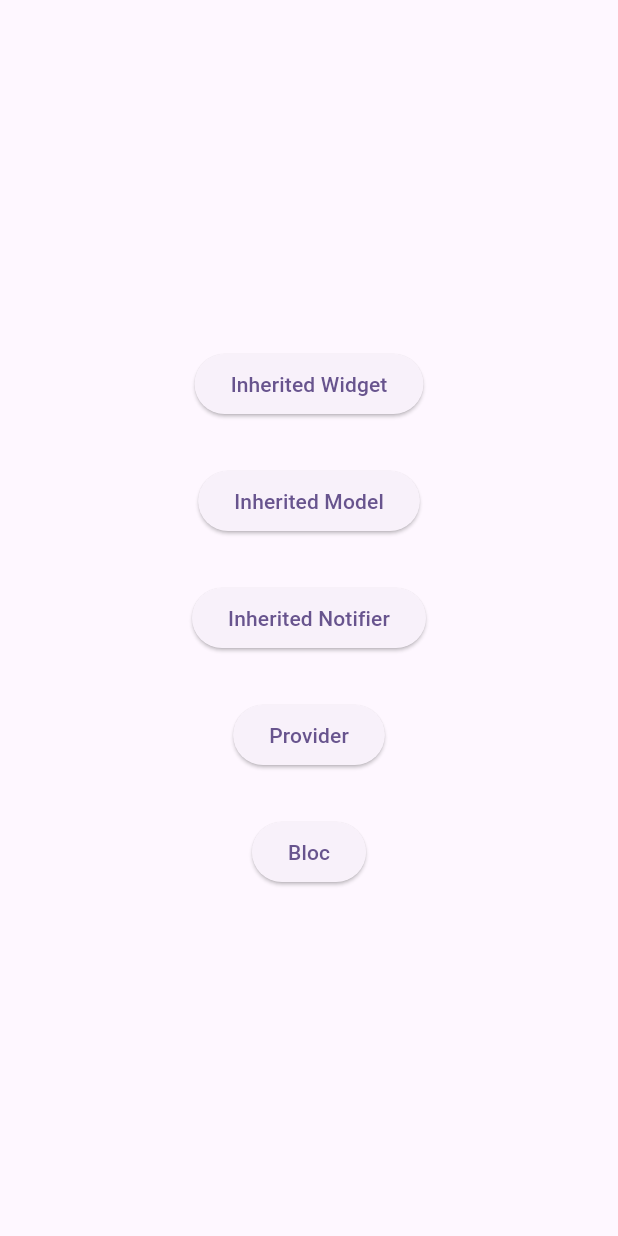
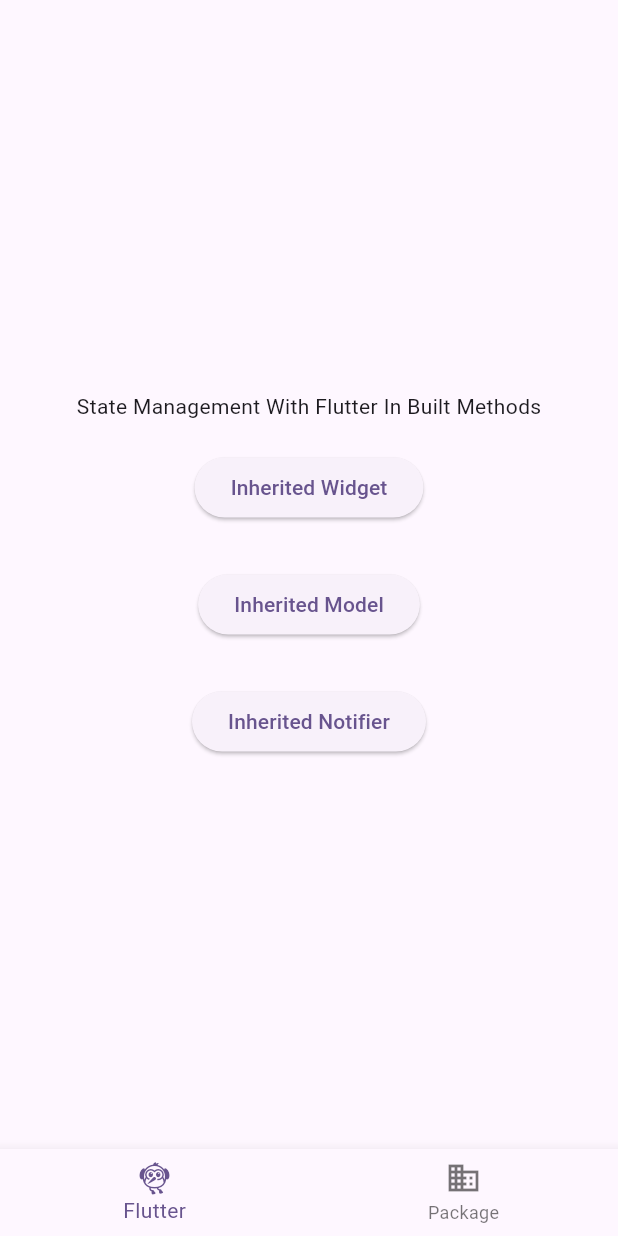
Before and after one commit to gaurishankar007/Flutter-State-Management, a Flutter app: the screen it shows after launch, on a phone screen of 412 x 824 dp. Run offline on Flutter 3.47's test engine with Material 3 defaults, Android fonts, the phone set to English and light mode, and no system bars; our stand-ins replace flutter_bloc, go_router.

Commit message:
feat: routing with go router

```diff
--- a/lib/InheritedWidget/pages/decrease_count.dart
+++ b/lib/InheritedWidget/pages/decrease_count.dart
@@ -10,7 +10,7 @@
   @override
   Widget build(BuildContext context) {
     final inherited = CountInheritedWidget.of(context);
-    log("Count Decreased");
+    log("Count Changed --");
 
     return Column(
       children: [
--- a/lib/InheritedWidget/pages/increase_count.dart
+++ b/lib/InheritedWidget/pages/increase_count.dart
@@ -10,7 +10,7 @@
   @override
   Widget build(BuildContext context) {
     final inherited = CountInheritedWidget.of(context);
-    log("Count Increased");
+    log("Count Changed ++");
 
     return Column(
       children: [
--- a/lib/bloc/bloc/color_event.dart
+++ b/lib/bloc/bloc/color_event.dart
@@ -14,3 +14,5 @@
 
   const SearchColorEvent({required this.queries});
 }
+
+class ResetColorEvent extends ColorEvent {}
--- a/lib/home.dart
+++ /dev/null
@@ -1,64 +0,0 @@
-import 'package:flutter/material.dart';
-
-import 'InheritedModel/pages/inherited_model_page.dart';
-import 'InheritedWidget/pages/inherited_widget_page.dart';
-import 'bloc/pages/bloc_page.dart';
-import 'inheritedNotifier/pages/inherited_notifier_page.dart';
-import 'provider/pages/count_provider_page.dart';
-
-class Home extends StatelessWidget {
-  const Home({super.key});
-
-  @override
-  Widget build(BuildContext context) {
-    return Scaffold(
-      body: SafeArea(
-        child: Column(
-          mainAxisAlignment: MainAxisAlignment.center,
-          children: [
-            const SizedBox(width: double.maxFinite),
-            ElevatedButton(
-              onPressed: () => Navigator.push(
-                context,
-                MaterialPageRoute(builder: (builder) => const InheritedWidgetPage()),
-              ),
-              child: const Text("Inherited Widget"),
-            ),
-            const SizedBox(height: 30),
-            ElevatedButton(
-              onPressed: () => Navigator.push(
-                context,
-                MaterialPageRoute(builder: (builder) => const InheritedModelPage()),
-              ),
-              child: const Text("Inherited Model"),
-            ),
-            const SizedBox(height: 30),
-            ElevatedButton(
-              onPressed: () => Navigator.push(
-                context,
-                MaterialPageRoute(builder: (builder) => const InheritedNotifierPage()),
-              ),
-              child: const Text("Inherited Notifier"),
-            ),
-            const SizedBox(height: 30),
-            ElevatedButton(
-              onPressed: () => Navigator.push(
-                context,
-                MaterialPageRoute(builder: (builder) => const CountProviderPage()),
-              ),
-              child: const Text("Provider"),
-            ),
-            const SizedBox(height: 30),
-            ElevatedButton(
-              onPressed: () => Navigator.push(
-                context,
-                MaterialPageRoute(builder: (builder) => const BlocPage()),
-              ),
-              child: const Text("Bloc"),
-            ),
-          ],
-        ),
-      ),
-    );
-  }
-}
--- a/lib/main.dart
+++ b/lib/main.dart
@@ -2,7 +2,7 @@
 import 'package:flutter_bloc/flutter_bloc.dart';
 
 import 'bloc/bloc/color_bloc.dart';
-import 'home.dart';
+import 'routes/go_router.dart';
 
 void main() {
   runApp(const InheritedApp());
@@ -16,14 +16,14 @@
     return BlocProvider<ColorBloc>(
       lazy: false,
       create: (context) => ColorBloc()..add(LoadColorEvent()),
-      child: MaterialApp(
+      child: MaterialApp.router(
+        debugShowCheckedModeBanner: false,
         title: 'Flutter State Management',
         theme: ThemeData(
           colorScheme: ColorScheme.fromSeed(seedColor: Colors.deepPurple),
           useMaterial3: true,
         ),
-        debugShowCheckedModeBanner: false,
-        home: const Home(),
+        routerConfig: goRouter,
       ),
     );
   }
--- /dev/null
+++ b/lib/routes/go_router.dart
@@ -0,0 +1,99 @@
+import 'package:flutter/material.dart';
+import 'package:go_router/go_router.dart';
+import '../InheritedWidget/pages/inherited_widget_page.dart';
+import '../bloc/pages/bloc_page.dart';
+import '../provider/pages/count_provider_page.dart';
+import 'transition_page.dart';
+import '../screens/flutter_in_built.dart';
+import '../screens/flutter_package.dart';
+import '../screens/home.dart';
+import '../screens/login_dart.dart';
+
+import '../InheritedModel/pages/inherited_model_page.dart';
+import '../inheritedNotifier/pages/inherited_notifier_page.dart';
+
+final GlobalKey<NavigatorState> rootNavigatorKey = GlobalKey<NavigatorState>();
+bool isLoggedIn = false;
+
+GoRouter get goRouter {
+  return GoRouter(
+    navigatorKey: rootNavigatorKey,
+    initialLocation: "/flutter",
+    errorBuilder: (context, state) => errorScreen(state.error.toString()),
+    routes: [
+      ShellRoute(
+        builder: (context, state, child) => Home(child: child),
+        routes: [
+          GoRoute(
+            path: "/flutter",
+            name: "flutter",
+            builder: (context, state) => const FlutterInBuilt(),
+          ),
+          GoRoute(
+            path: "/package",
+            name: "package",
+            builder: (context, state) => const FlutterPackage(),
+          ),
+        ],
+      ),
+      GoRoute(
+        path: "/inheritedWidget/:title",
+        name: "inheritedWidget",
+        builder: (context, state) {
+          final String title = state.pathParameters["title"] ?? "";
+          return InheritedWidgetPage(title: title);
+        },
+      ),
+      GoRoute(
+        path: "/inheritedModel/:title",
+        name: "inheritedModel",
+        builder: (context, state) {
+          final String title = state.pathParameters["title"] ?? "";
+          return InheritedModelPage(title: title);
+        },
+      ),
+      GoRoute(
+        path: "/inheritedNotifier",
+        name: "inheritedNotifier",
+        builder: (context, state) {
+          final String title = state.uri.queryParameters["title"] ?? "";
+          return InheritedNotifierPage(title: title);
+        },
+      ),
+      GoRoute(
+        path: "/provider",
+        name: "provider",
+        builder: (context, state) {
+          final String title = state.uri.queryParameters["title"] ?? "";
+          return CountProviderPage(title: title);
+        },
+        redirect: (context, state) {
+          if (isLoggedIn) return null;
+          return "/login";
+        },
+      ),
+      GoRoute(
+        path: "/bloc",
+        name: "bloc",
+        pageBuilder: (context, state) => transitionPage(
+          child: const BlocPage(),
+          direction: AxisDirection.left,
+        ),
+      ),
+      GoRoute(
+        path: "/login",
+        name: "login",
+        pageBuilder: (context, state) => transitionPage(
+          child: const Login(),
+          direction: AxisDirection.left,
+        ),
+      ),
+    ],
+  );
+}
+
+Widget errorScreen(String error) => Scaffold(
+      body: SafeArea(
+        child: Center(child: Text(error)),
+      ),
+    );
--- /dev/null
+++ b/lib/screens/flutter_in_built.dart
@@ -0,0 +1,46 @@
+import 'package:flutter/material.dart';
+import 'package:go_router/go_router.dart';
+
+class FlutterInBuilt extends StatelessWidget {
+  const FlutterInBuilt({super.key});
+
+  @override
+  Widget build(BuildContext context) {
+    return Scaffold(
+      body: SafeArea(
+        child: Column(
+          mainAxisAlignment: MainAxisAlignment.center,
+          children: [
+            const Text("State Management With Flutter In Built Methods"),
+            const SizedBox(width: double.maxFinite, height: 20),
+
+            /// Push or Push Named will push a location to the page stack
+            ElevatedButton(
+              onPressed: () {
+                String title = "Inherited Widget With Value Notifier";
+                context.push("/inheritedWidget/$title");
+              },
+              child: const Text("Inherited Widget"),
+            ),
+            const SizedBox(height: 30),
+            ElevatedButton(
+              onPressed: () {
+                String title = "Inherited Model With Change Notifier";
+                context.pushNamed("inheritedModel", pathParameters: {"title": title});
+              },
+              child: const Text("Inherited Model"),
+            ),
+            const SizedBox(height: 30),
+            ElevatedButton(
+              onPressed: () {
+                String title = "Inherited Notifier With Change Notifier";
+                context.pushNamed("inheritedNotifier", queryParameters: {"title": title});
+              },
+              child: const Text("Inherited Notifier"),
+            ),
+          ],
+        ),
+      ),
+    );
+  }
+}
--- /dev/null
+++ b/lib/screens/home.dart
@@ -0,0 +1,57 @@
+import 'package:flutter/material.dart';
+import 'package:go_router/go_router.dart';
+
+class Home extends StatefulWidget {
+  final Widget child;
+  const Home({super.key, required this.child});
+
+  @override
+  State<Home> createState() => _HomeState();
+}
+
+class _HomeState extends State<Home> {
+  final navBarIndex = ValueNotifier<int>(0);
+
+  @override
+  Widget build(BuildContext context) {
+    return Scaffold(
+      body: widget.child,
+      bottomNavigationBar: ValueListenableBuilder(
+        valueListenable: navBarIndex,
+        builder: (context, value, child) {
+          return BottomNavigationBar(
+            currentIndex: value,
+            onTap: changeIndex,
+            items: const [
+              BottomNavigationBarItem(
+                icon: Icon(Icons.flutter_dash_rounded),
+                label: "Flutter",
+              ),
+              BottomNavigationBarItem(
+                icon: Icon(Icons.business_outlined),
+                label: "Package",
+              ),
+            ],
+          );
+        },
+      ),
+    );
+  }
+
+  changeIndex(int index) {
+    if (index == navBarIndex.value) return;
+    navBarIndex.value = index;
+
+    /// go or goNamed will navigate to a location without pushing route into the page stack
+    switch (index) {
+      case 0:
+        return context.go("/flutter");
+
+      case 1:
+        return context.goNamed("package");
+
+      default:
+        return;
+    }
+  }
+}
--- a/pubspec.yaml
+++ b/pubspec.yaml
@@ -35,8 +35,9 @@
   # The following adds the Cupertino Icons font to your application.
   # Use with the CupertinoIcons class for iOS style icons.
   cupertino_icons: ^1.0.2
+  go_router: ^13.2.1
+  uuid: ^4.3.3
   provider: ^6.1.2
-  uuid: ^4.3.3
   flutter_bloc: ^8.1.4
 
 dev_dependencies:
```
Also changed, not shown: lib/InheritedModel/pages/inherited_model_page.dart (+5 -2 lines), lib/InheritedWidget/pages/inherited_widget_page.dart (+5 -2 lines), lib/bloc/bloc/color_bloc.dart (+7 -0 lines), lib/bloc/pages/bloc_page.dart (+22 -1 lines), lib/inheritedNotifier/pages/inherited_notifier_page.dart (+5 -2 lines), lib/provider/pages/count_provider_page.dart (+7 -2 lines), lib/routes/transition_page.dart (added, +40 -0 lines), lib/screens/flutter_package.dart (added, +40 -0 lines), lib/screens/login_dart.dart (added, +47 -0 lines), pubspec.lock.
